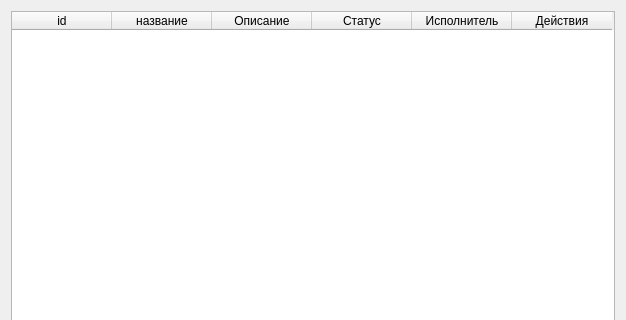
Qt form ui/task_page.ui (hqkqne/orbixProto) before a commit; both pictures show x 0 to 626 and y 0 to 320 of the 626 by 548 pixel window.
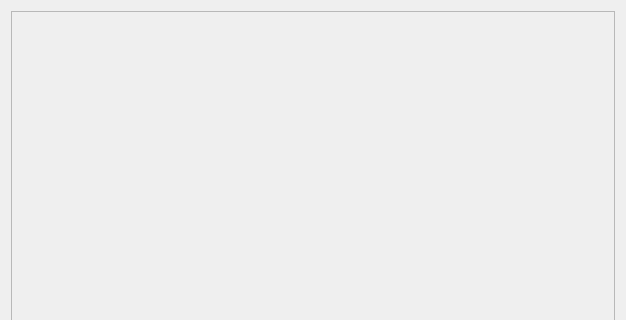
The same form after that commit.

What changed in the file:
```diff
--- a/ui/task_page.ui
+++ b/ui/task_page.ui
@@ -15,37 +15,22 @@
   </property>
   <layout class="QVBoxLayout" name="verticalLayout">
    <item>
-    <widget class="QTableWidget" name="task_table">
-     <column>
-      <property name="text">
-       <string>id</string>
-      </property>
-     </column>
-     <column>
-      <property name="text">
-       <string>название</string>
-      </property>
-     </column>
-     <column>
-      <property name="text">
-       <string>Описание</string>
-      </property>
-     </column>
-     <column>
-      <property name="text">
-       <string>Статус</string>
-      </property>
-     </column>
-     <column>
-      <property name="text">
-       <string>Исполнитель</string>
-      </property>
-     </column>
-     <column>
-      <property name="text">
-       <string>Действия</string>
-      </property>
-     </column>
+    <layout class="QVBoxLayout" name="verticalLayout_2">
+     <item>
+      <widget class="QScrollArea" name="scrollArea">
+       <property name="widgetResizable">
+        <bool>true</bool>
+       </property>
+       <widget class="QWidget" name="scrollAreaWidgetContents_2">
+        <property name="geometry">
+         <rect>
+          <x>0</x>
+          <y>0</y>
+          <width>604</width>
+          <height>496</height>
+         </rect>
+        </property>
+       </widget>
     </widget>
    </item>
    <item>
@@ -54,6 +39,8 @@
       <string>Создать задачу</string>
      </property>
     </widget>
+     </item>
+    </layout>
    </item>
   </layout>
  </widget>
```
Lines whose indentation alone changed are shown as unchanged.
